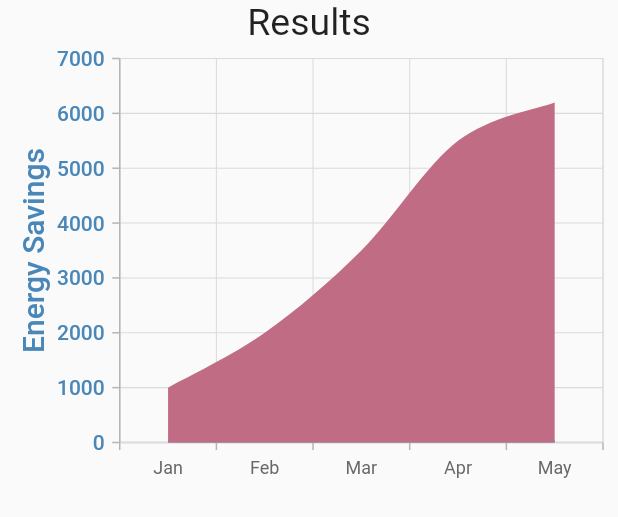
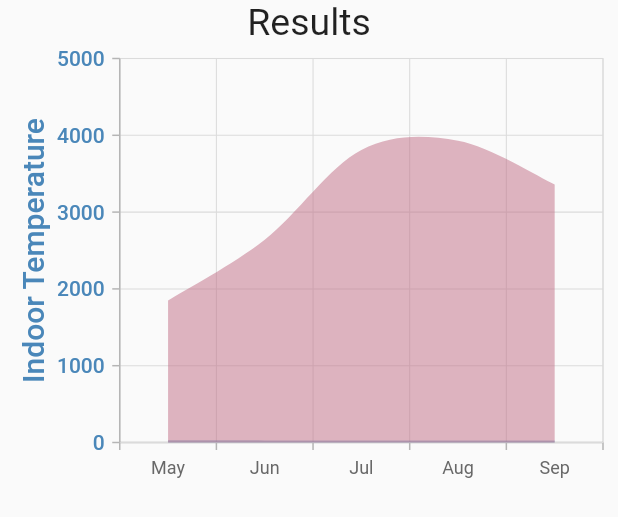
Before and after one commit to drcoconutphd/bushier2, a Flutter app: the ChartWidget widget shown alone on an empty page, opened directly, on a phone screen of 412 x 824 dp. Shown: the top 517 px of the screen. Run offline on Flutter 3.47's test engine with Material 2 defaults, Android fonts, the phone set to English and light mode, and no system bars; our stand-ins replace camera, firebase_core, firebase_database, flutter_svg, geolocator, syncfusion_flutter_charts; missing offline and left inert: bitmap, firebase_ml_model_downloader, tflite_flutter, tflite_flutter_helper; accounts and stored records are empty.

Commit message:
updates to result page

```diff
--- a/lib/models/ChartModel.dart
+++ b/lib/models/ChartModel.dart
@@ -2,6 +2,7 @@ import 'package:bushier2/models/NasaDataRetriever.dart';
 import 'package:bushier2/models/SensorDataRetriever.dart';
 import 'package:flutter/foundation.dart';
 import 'package:geolocator/geolocator.dart';
+import 'energyCalc.dart';
 
 class ChartData {
   ChartData(this.x, this.y, this.y2);
@@ -36,8 +37,9 @@ class ChartModel extends ChangeNotifier {
     NasaPayload nasaData = await httpDataRetriever.getNasaData(
         lat: pos.latitude,
         lng: pos.longitude,
-        params: [NasaData.t2m, NasaData.t2m_max]
-    );
+        params: [NasaData.t2m, NasaData.t2m_max]);
+
+    convertArea([1.3539504607263098, 103.68779725423865]);
 
     List<double> t2m = nasaData.temps[NasaData.t2m]!;
     energyData = [];
@@ -48,20 +50,20 @@ class ChartModel extends ChangeNotifier {
     notifyListeners();
   }
 
-  void spoof() {
+  void defSpf() {
     energyData = [
-      ChartData('Jan', 35, 1000),
-      ChartData('Feb', 28, 2000),
-      ChartData('Mar', 34, 3500),
-      ChartData('Apr', 32, 5500),
-      ChartData('May', 40, 6200)
+      ChartData('May', 27.69, 1848),
+      ChartData('Jun', 26.7, 2640),
+      ChartData('Jul', 25.24, 3808),
+      ChartData('Aug', 25.09, 3928),
+      ChartData('Sep', 25.8, 3360)
     ];
     savingsData = [
-      ChartData('Jan', 35, 1000),
-      ChartData('Feb', 28, 2000),
-      ChartData('Mar', 34, 3500),
-      ChartData('Apr', 32, 5500),
-      ChartData('May', 40, 6200)
+      ChartData('May', 27.69, 1848),
+      ChartData('Jun', 26.7, 2640),
+      ChartData('Jul', 25.24, 3808),
+      ChartData('Aug', 25.09, 3928),
+      ChartData('Sep', 25.8, 3360)
     ];
   }
 }
--- a/lib/views/ChartWidget.dart
+++ b/lib/views/ChartWidget.dart
@@ -23,7 +23,7 @@ class _ChartWidgetState extends State<ChartWidget> {
   @override
   void initState() {
     super.initState();
-    widget.chartModel.spoof();
+    widget.chartModel.defSpf();
     widget.chartModel.addListener(onModelChange);
   }
 
@@ -33,14 +33,14 @@ class _ChartWidgetState extends State<ChartWidget> {
 
   TextStyle getChartTextStyle(String textType, String dataType) {
     double size = textType == TEXT_AXIS ? 20 : 14;
-    Color color = dataType == COLOR_COST ? const Color(0xFF4A87b9)
+    Color color = dataType == COLOR_COST
+        ? const Color(0xFF4A87b9)
         : const Color.fromARGB(255, 191, 109, 132);
     return TextStyle(
         color: color,
         fontFamily: 'Roboto',
         fontSize: size,
-        fontWeight: FontWeight.w500
-    );
+        fontWeight: FontWeight.w500);
   }
 
   Widget resultChart() {
@@ -49,7 +49,7 @@ class _ChartWidgetState extends State<ChartWidget> {
       primaryXAxis: CategoryAxis(),
       primaryYAxis: NumericAxis(
           title: AxisTitle(
-              text: 'Energy Savings',
+              text: 'Indoor Temperature',
               textStyle: getChartTextStyle(TEXT_AXIS, COLOR_COST)),
           labelStyle: getChartTextStyle(TEXT_LABEL, COLOR_COST)),
       axes: <ChartAxis>[
@@ -57,7 +57,7 @@ class _ChartWidgetState extends State<ChartWidget> {
             name: 'yAxis',
             opposedPosition: true,
             title: AxisTitle(
-                text: 'Cost Savings',
+                text: 'Energy Savings (kJ)',
                 textStyle: getChartTextStyle(TEXT_AXIS, COLOR_ENERGY)),
             labelStyle: getChartTextStyle(TEXT_LABEL, COLOR_ENERGY))
       ],
@@ -65,16 +65,21 @@ class _ChartWidgetState extends State<ChartWidget> {
         // Initialize line series
         SplineAreaSeries<ChartData, String>(
           xAxisName: "Month",
-            yAxisName: "Energy Savings",
+          yAxisName: "Energy Savings (kJ)",
           dataSource: widget.chartModel.energyData,
           xValueMapper: (ChartData data, _) => data.x,
-            yValueMapper: (ChartData data, _) => data.y),
+          yValueMapper: (ChartData data, _) => data.y,
+          opacity: 0.5,
+        ),
+
         SplineAreaSeries<ChartData, String>(
           xAxisName: "Month",
           yAxisName: "yAxis",
           dataSource: widget.chartModel.savingsData,
           xValueMapper: (ChartData data, _) => data.x,
-            yValueMapper: (ChartData data, _) => data.y2),
+          yValueMapper: (ChartData data, _) => data.y2,
+          opacity: 0.5,
+        ),
       ],
     );
   }
```
Lines whose indentation alone changed are shown as unchanged.
